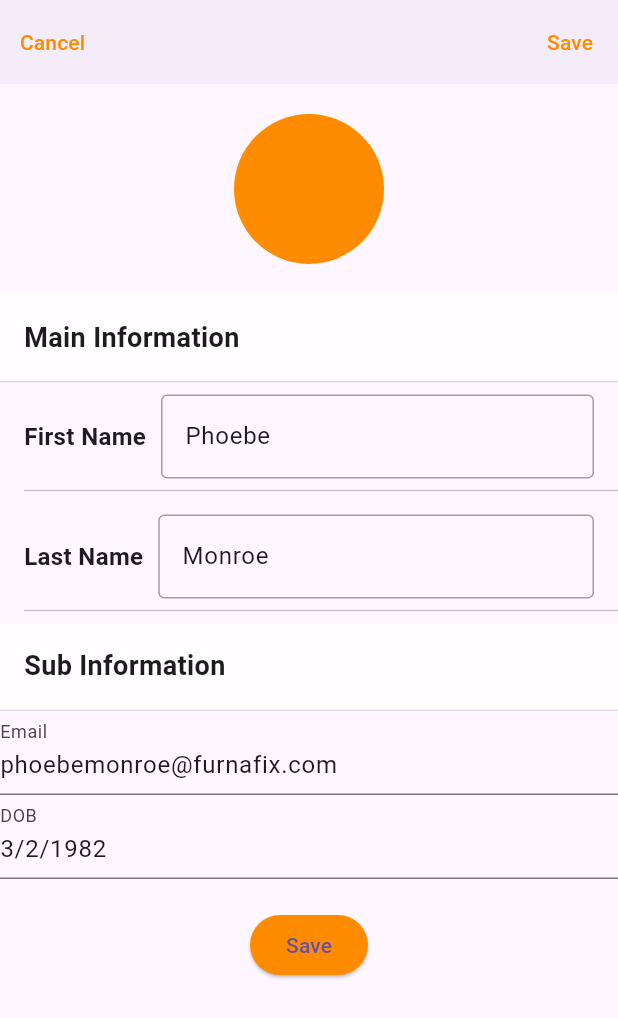
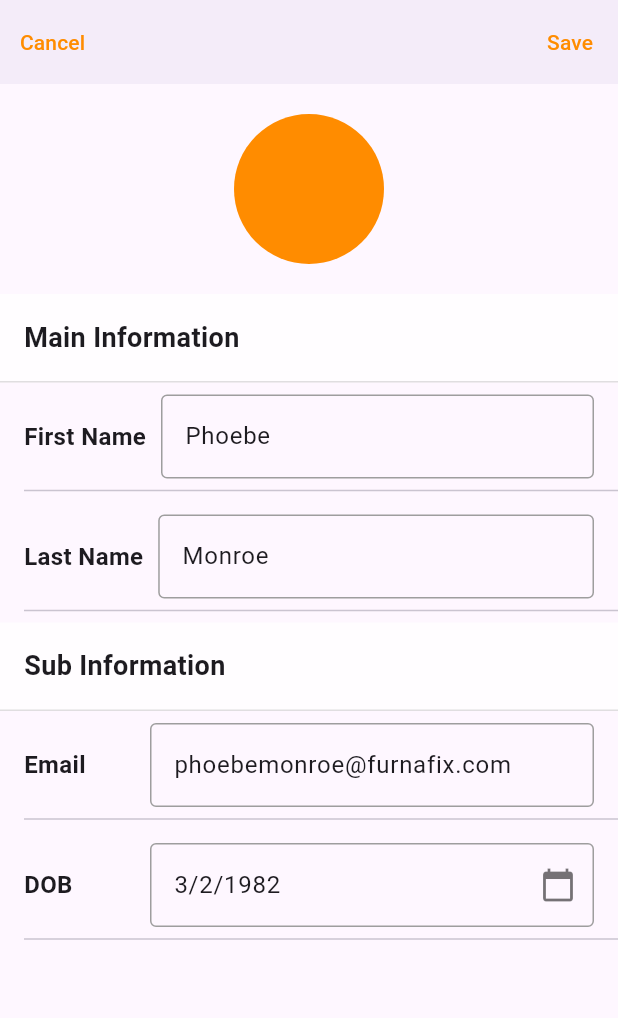
Before and after one commit to RepoRandi/flutter-trinity-wizards, a Flutter app: the screen it shows after launch, after a tap on an icon or button, on a phone screen of 412 x 824 dp. Shown: the top 1018 px of the screen. Run offline on Flutter 3.47's test engine with Material 3 defaults, Android fonts, the phone set to English and light mode, and no system bars.

Commit message:
feat: add page edit contact screen

```diff
--- a/lib/screens/edit_contact_screen.dart
+++ b/lib/screens/edit_contact_screen.dart
@@ -46,7 +46,20 @@ class _EditContactScreenState extends State<EditContactScreen> {
         actions: [
           TextButton(
             onPressed: () {
+              if (_formKey.currentState!.validate()) {
+                _formKey.currentState!.save();
+                final updatedContact = Contact(
+                  id: widget.contact.id,
+                  firstName: _firstName,
+                  lastName: _lastName,
+                  email: _email,
+                  phone: _dob,
+                  dob: widget.contact.dob,
+                );
+                Provider.of<ContactProvider>(context, listen: false)
+                    .updateContact(updatedContact);
                 Navigator.pop(context);
+              }
             },
             child: Text(
               'Save',
@@ -192,42 +205,101 @@ class _EditContactScreenState extends State<EditContactScreen> {
                   style: TextStyle(fontSize: 18, fontWeight: FontWeight.bold),
                 ),
               ),
-              TextFormField(
+              Padding(
+                padding: const EdgeInsets.only(left: 16, top: 8, right: 16),
+                child: Row(
+                  children: [
+                    const Expanded(
+                      flex: 1,
+                      child: Text(
+                        'Email',
+                        style: TextStyle(
+                            fontSize: 16, fontWeight: FontWeight.bold),
+                      ),
+                    ),
+                    const SizedBox(width: 10.0),
+                    Expanded(
+                      flex: 4,
+                      child: TextFormField(
                         initialValue: _email,
-                decoration: const InputDecoration(labelText: 'Email'),
+                        decoration: InputDecoration(
+                          border: OutlineInputBorder(
+                            borderRadius: BorderRadius.circular(4.0),
+                          ),
+                          enabledBorder: OutlineInputBorder(
+                            borderRadius: BorderRadius.circular(4.0),
+                            borderSide: const BorderSide(
+                              color: Colors.grey,
+                            ),
+                          ),
+                          focusedBorder: OutlineInputBorder(
+                            borderRadius: BorderRadius.circular(4.0),
+                            borderSide: BorderSide(
+                              color: orange,
+                            ),
+                          ),
+                        ),
                         onSaved: (value) {
                           _email = value!;
                         },
                       ),
-              TextFormField(
+                    ),
+                  ],
+                ),
+              ),
+              const Padding(
+                padding: EdgeInsets.only(left: 16),
+                child: Divider(),
+              ),
+              Padding(
+                padding: const EdgeInsets.only(left: 16, top: 8, right: 16),
+                child: Row(
+                  children: [
+                    const Expanded(
+                      flex: 1,
+                      child: Text(
+                        'DOB',
+                        style: TextStyle(
+                            fontSize: 16, fontWeight: FontWeight.bold),
+                      ),
+                    ),
+                    const SizedBox(width: 10.0),
+                    Expanded(
+                      flex: 4,
+                      child: TextFormField(
                         initialValue: _dob,
-                decoration: const InputDecoration(labelText: 'DOB'),
+                        decoration: InputDecoration(
+                          border: OutlineInputBorder(
+                            borderRadius: BorderRadius.circular(4.0),
+                          ),
+                          enabledBorder: OutlineInputBorder(
+                            borderRadius: BorderRadius.circular(4.0),
+                            borderSide: const BorderSide(
+                              color: Colors.grey,
+                            ),
+                          ),
+                          focusedBorder: OutlineInputBorder(
+                            borderRadius: BorderRadius.circular(4.0),
+                            borderSide: BorderSide(
+                              color: orange,
+                            ),
+                          ),
+                          suffixIcon: const Icon(
+                            Icons.calendar_today,
+                            color: Colors.black54,
+                          ),
+                        ),
                         onSaved: (value) {
                           _dob = value!;
                         },
                       ),
-              const SizedBox(height: 20),
-              ElevatedButton(
-                onPressed: () {
-                  if (_formKey.currentState!.validate()) {
-                    _formKey.currentState!.save();
-                    final updatedContact = Contact(
-                      id: widget.contact.id,
-                      firstName: _firstName,
-                      lastName: _lastName,
-                      email: _email,
-                      phone: _dob,
-                      dob: widget.contact.dob,
-                    );
-                    Provider.of<ContactProvider>(context, listen: false)
-                        .updateContact(updatedContact);
-                    Navigator.pop(context);
-                  }
-                },
-                style: ElevatedButton.styleFrom(
-                  backgroundColor: const Color(0xFFFF8C00),
                     ),
-                child: const Text('Save'),
+                  ],
+                ),
+              ),
+              const Padding(
+                padding: EdgeInsets.only(left: 16),
+                child: Divider(),
               ),
             ],
           ),
```
Lines whose indentation alone changed are shown as unchanged.
